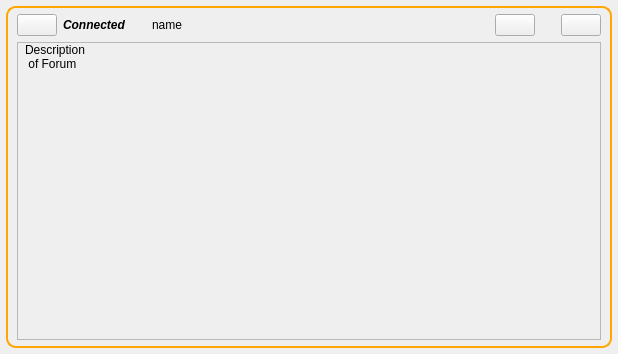
First picture: the form in retroshare-gui/src/gui/feeds/ForumNewItem.ui, repository RetroShare/RetroShare, before the edit.
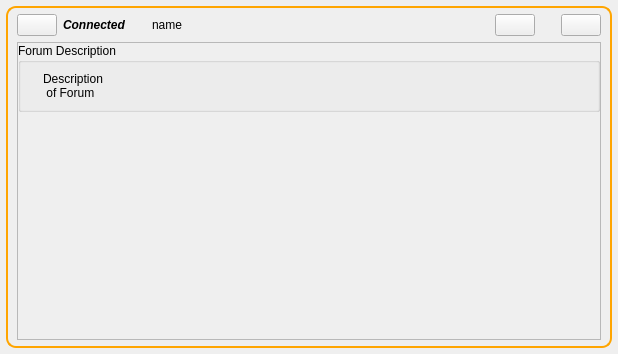
Second picture: the form after the edit. Icons and pictures are not drawn.

Patch:
```diff
--- a/retroshare-gui/src/gui/feeds/ForumNewItem.ui
+++ b/retroshare-gui/src/gui/feeds/ForumNewItem.ui
@@ -211,6 +211,10 @@
           <number>0</number>
          </property>
          <item>
+          <widget class="QGroupBox" name="">
+           <property name="title">
+            <string>Forum Description</string>
+           </property>
           <layout class="QHBoxLayout">
            <item>
             <widget class="QLabel" name="iconLabel">
@@ -244,6 +248,7 @@
             </widget>
            </item>
           </layout>
+          </widget>
          </item>
          <item>
           <spacer name="verticalSpacer">
```
Left out of the diff: 4 changed lines with no effect on the pictures. Lines whose indentation alone changed are shown as unchanged.
